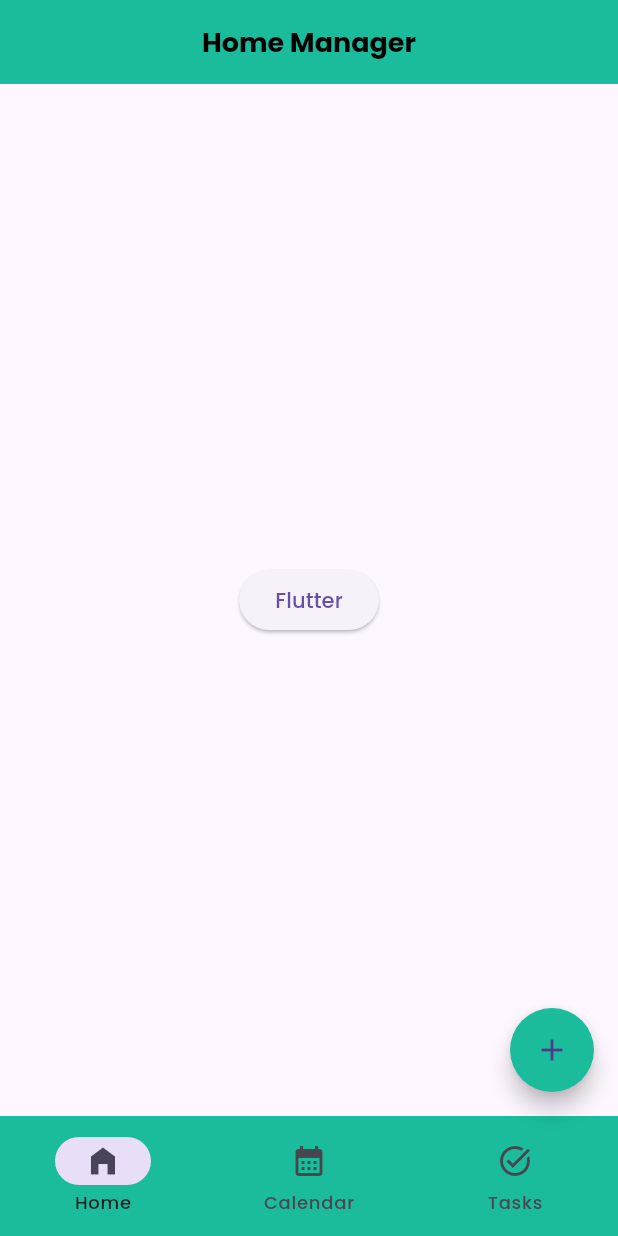
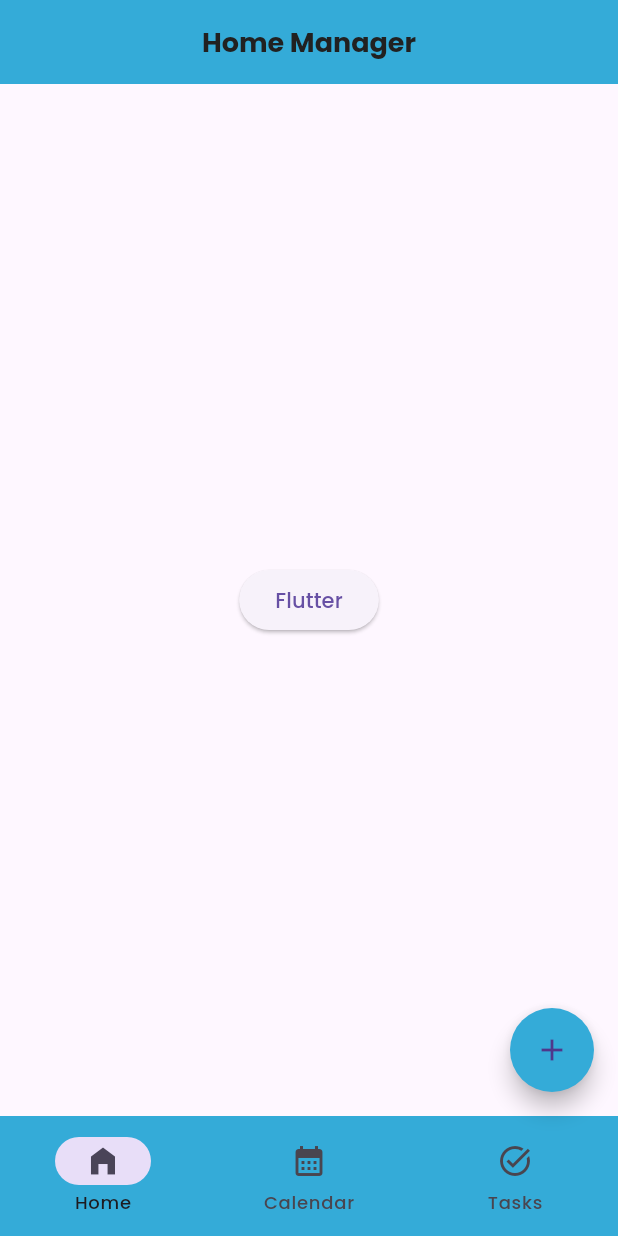
Before and after one commit to Ben55565/HomeManager, a Flutter app: the screen it shows after launch, on a phone screen of 412 x 824 dp. Run offline on Flutter 3.47's test engine with Material 3 defaults, Android fonts, the phone set to English and light mode, and no system bars.

Commit message:
Added theme file and refactored components

```diff
--- a/Frontend/lib/Components/app_bar.dart
+++ b/Frontend/lib/Components/app_bar.dart
@@ -1,4 +1,5 @@
 import 'package:flutter/material.dart';
+import 'package:home_manager/Constants/colors.dart';
 
 AppBar buildAppBar() {
   return AppBar(
@@ -7,12 +8,12 @@ AppBar buildAppBar() {
         "Home Manager",
         style: TextStyle(
           fontWeight: FontWeight.bold,
-          color: Colors.black,
+          color: AppColors.textPrimary,
           fontSize: 18,
         ),
       ),
     ),
-    backgroundColor: Color(0xFF1ABC9C),
+    backgroundColor: AppColors.primary,
     elevation: 0,
   );
 }
--- a/Frontend/lib/Components/floating_action_button.dart
+++ b/Frontend/lib/Components/floating_action_button.dart
@@ -1,11 +1,12 @@
 import 'package:flutter/material.dart';
+import 'package:home_manager/Constants/colors.dart';
 
 FloatingActionButton buildFloatingActionButton() {
   return FloatingActionButton(
     onPressed: () {
       debugPrint("Pressed the button");
     },
-    backgroundColor: Color(0xFF1ABC9C),
+    backgroundColor: AppColors.primary,
     shape: CircleBorder(),
     child: Icon(Icons.add),
   );
--- a/Frontend/lib/Components/navigation_bar.dart
+++ b/Frontend/lib/Components/navigation_bar.dart
@@ -1,8 +1,9 @@
 import 'package:flutter/material.dart';
+import 'package:home_manager/Constants/colors.dart';
 
 NavigationBar buildNavigationBar(int currentPage, Function(int) onPageChanged) {
   return NavigationBar(
-    backgroundColor: Color(0xFF1ABC9C),
+    backgroundColor: AppColors.primary,
     height: 80,
     destinations: const [
       NavigationDestination(icon: Icon(Icons.home_filled), label: "Home"),
```
Also changed, not shown: Frontend/lib/Constants/colors.dart (added, +9 -0 lines).
